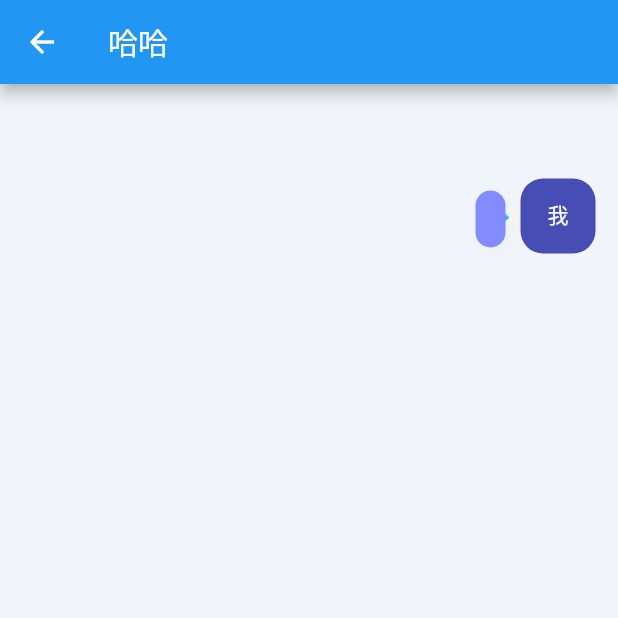
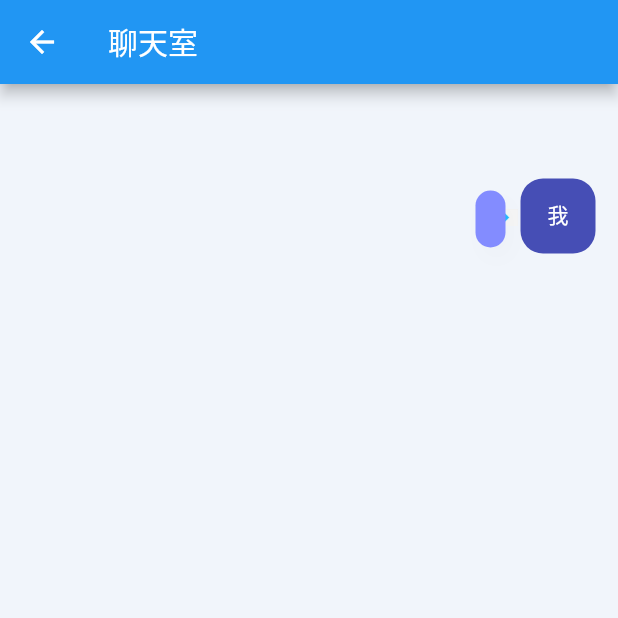
Before and after one commit to vaca22/login_flutter, a Flutter app: the ChatPage screen opened by its route, after a tap on "发送", on a phone screen of 412 x 824 dp, the top half of it. Run offline on Flutter 3.47's test engine with Material 2 defaults, Android fonts, the phone set to English and light mode, and no system bars; our stand-ins replace dio, flutter_screenutil, fluttertoast, font_awesome_flutter, image_picker, permission_handler and 1 more; accounts and stored records are empty; network calls fail.

Commit message:
聊天室

```diff
--- a/lib/ChatPage.dart
+++ b/lib/ChatPage.dart
@@ -77,7 +77,7 @@ class _ChatPageState extends State<ChatPage> {
     return Scaffold(
       backgroundColor: Colors.white,
       appBar: AppBar(
-        title: Text('哈哈'),
+        title: Text('聊天室'),
       ),
       body: Container(
         width: double.infinity,
```
